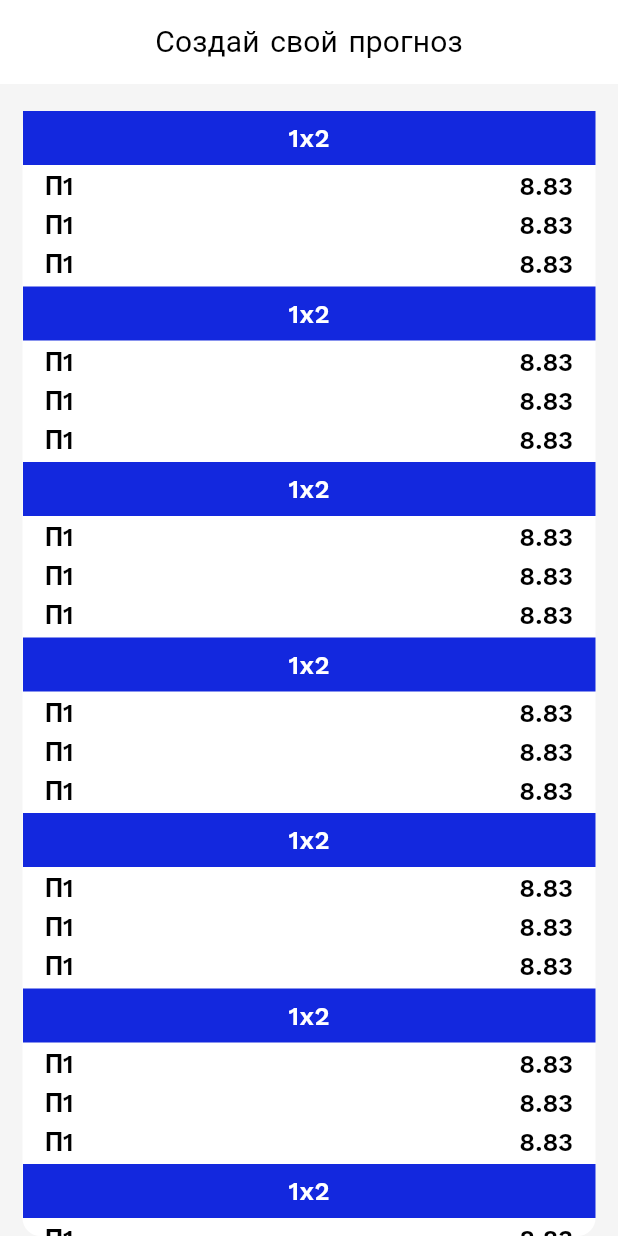
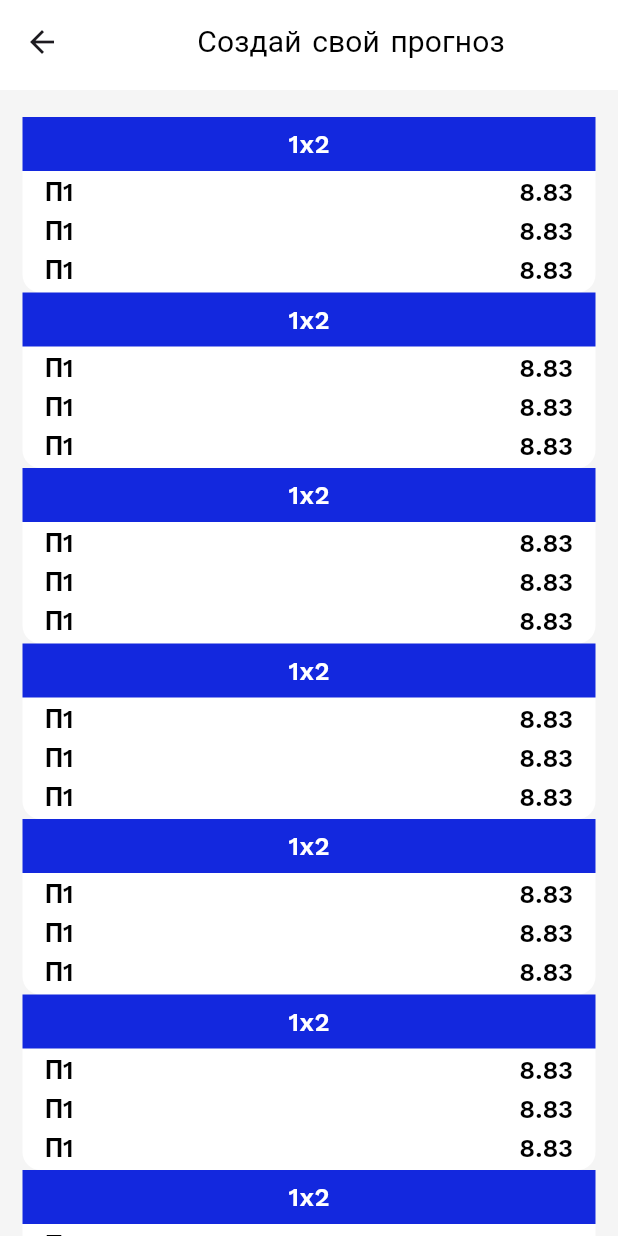
Before and after one commit to St1chaKooky/MatchBet, a Flutter app: the MyBetScreen screen opened directly, on a phone screen of 412 x 824 dp. Run offline on Flutter 3.47's test engine with Material 2 defaults, Android fonts, the phone set to English and light mode, and no system bars; our stand-ins replace auto_route, flutter_svg, google_fonts.

Commit message:
rout 90%

```diff
--- a/lib/main.dart
+++ b/lib/main.dart
@@ -1,25 +1,27 @@
 import 'package:flutter/material.dart';
-import 'package:match_bet/screens/add_prognoz_page/my_bet_prgnoz.dart';
+import 'package:match_bet/router/router.dart';
+
 import 'package:match_bet/utils/theme.dart';
-import 'screens/add_prognoz_page/list_match_screen.dart';
-import 'screens/add_prognoz_page/my_publication_prognoz.dart';
-import 'screens/main_page/main_screen.dart';
-import 'screens/main_page/match_screen.dart';
-import 'screens/main_page/prognoz_match_screen.dart';
 
 void main() {
   runApp(const MyApp());
 }
 
-class MyApp extends StatelessWidget {
+class MyApp extends StatefulWidget {
   const MyApp({super.key});
 
   @override
+  State<MyApp> createState() => _MyAppState();
+}
+
+class _MyAppState extends State<MyApp> {
+  final _router = AppRouter();
+  @override
   Widget build(BuildContext context) {
-    return MaterialApp(
+    return MaterialApp.router(
       debugShowCheckedModeBanner: false,
       theme: buildThemeData(context),
-      home: MyBetScreen(),
+      routerConfig: _router.config(),
     );
   }
 }
--- a/lib/router/router.dart
+++ b/lib/router/router.dart
@@ -0,0 +1,30 @@
+import 'package:auto_route/auto_route.dart';
+import 'package:match_bet/screens/main_page/prognoz_match_screen.dart';
+
+import '../screens/account_page/accaount_screen.dart';
+import '../screens/add_prognoz_page/list_match_screen.dart';
+import '../screens/main_page/main_screen.dart';
+import 'nav_bar/navigation_bar.dart';
+
+part 'router.gr.dart';
+
+@AutoRouterConfig()
+class AppRouter extends _$AppRouter {
+  @override
+  List<AutoRoute> get routes => [
+        AutoRoute(page: NavigationBarRoute.page, path: '/', children: [
+          AutoRoute(
+            page: MainRoute.page,
+            path: 'main',
+          ),
+          AutoRoute(
+            page: ListMatchRoute.page,
+            path: 'listPrognoz',
+          ),
+          AutoRoute(
+            page: AccountRoute.page,
+            path: 'account',
+          ),
+        ])
+      ];
+}
--- a/lib/screens/add_prognoz_page/list_match_screen.dart
+++ b/lib/screens/add_prognoz_page/list_match_screen.dart
@@ -1,8 +1,10 @@
+import 'package:auto_route/auto_route.dart';
 import 'package:flutter/material.dart';
 
 import '../../utils/colors.dart';
 import '../../widgets/list_title.dart';
 
+@RoutePage()
 class ListMatchScreen extends StatefulWidget {
   const ListMatchScreen({super.key});
 
--- a/lib/screens/add_prognoz_page/my_bet_prgnoz.dart
+++ b/lib/screens/add_prognoz_page/my_bet_prgnoz.dart
@@ -16,18 +16,30 @@
   Widget build(BuildContext context) {
     final theme = Theme.of(context).textTheme;
     return Scaffold(
-      appBar: AppBar(
+        body: CustomScrollView(slivers: [
+      SliverAppBar(
+        expandedHeight: 60,
+        floating: false,
         backgroundColor: whiteColor,
+
         title: Center(
-            child: Text(
-          'Создай свой прогноз',
-          style: theme.titleSmall,
-        )),
+          child: Text(
+            'Создай свой прогноз',
+            style: theme.titleSmall,
+          ),
+        ),
+        // другие настройки flexibleSpace
+
+        elevation: 0,
       ),
-      body: Padding(
+      SliverPadding(
         padding: const EdgeInsets.symmetric(horizontal: 15).copyWith(top: 18),
-        child: BetWidget(theme: theme),
+        sliver: SliverList.builder(
+            itemCount: 20,
+            itemBuilder: (context, i) => BetWidget(
+                  theme: theme,
+                )),
       ),
-    );
+    ]));
   }
 }
--- a/lib/screens/main_page/main_screen.dart
+++ b/lib/screens/main_page/main_screen.dart
@@ -1,3 +1,4 @@
+import 'package:auto_route/auto_route.dart';
 import 'package:flutter/material.dart';
 
 import '../../utils/colors.dart';
@@ -5,6 +6,7 @@
 import '../../widgets/list_prognoz.dart';
 import '../../widgets/list_title.dart';
 
+@RoutePage()
 class MainScreen extends StatefulWidget {
   const MainScreen({super.key});
 
--- a/lib/widgets/bet_widget.dart
+++ b/lib/widgets/bet_widget.dart
@@ -1,7 +1,6 @@
 import 'package:flutter/material.dart';
 
 import '../utils/colors.dart';
-import 'button_litle.dart';
 
 class BetWidget extends StatelessWidget {
   const BetWidget({
@@ -17,10 +16,7 @@
       width: double.infinity,
       decoration: BoxDecoration(
           borderRadius: BorderRadius.circular(12), color: whiteColor),
-      child: ListView.builder(
-        itemCount: 10,
-        itemBuilder: (context, index) => BetBlocInfo(),
-      ),
+      child: BetBlocInfo(),
     );
   }
 }
@@ -53,7 +49,11 @@
               SizedBox(
                 height: 3,
               ),
-              Row(
+              InkWell(
+                onTap: () {
+                  print('laala');
+                },
+                child: Row(
                   mainAxisAlignment: MainAxisAlignment.spaceBetween,
                   children: [
                     Text(
@@ -66,10 +66,15 @@
                     ),
                   ],
                 ),
+              ),
               SizedBox(
                 height: 3,
               ),
-              Row(
+              InkWell(
+                onTap: () {
+                  print('laala');
+                },
+                child: Row(
                   mainAxisAlignment: MainAxisAlignment.spaceBetween,
                   children: [
                     Text(
@@ -82,10 +87,15 @@
                     ),
                   ],
                 ),
+              ),
               SizedBox(
                 height: 3,
               ),
-              Row(
+              InkWell(
+                onTap: () {
+                  print('laala');
+                },
+                child: Row(
                   mainAxisAlignment: MainAxisAlignment.spaceBetween,
                   children: [
                     Text(
@@ -98,6 +108,7 @@
                     ),
                   ],
                 ),
+              ),
               SizedBox(
                 height: 3,
               ),
--- a/pubspec.yaml
+++ b/pubspec.yaml
@@ -14,11 +14,17 @@
   cupertino_icons: ^1.0.2
   flutter_svg: ^2.0.7
   google_fonts: ^5.1.0
+  auto_route: ^7.8.0
+  # json_annotation: ^4.8.1
+  http: ^1.1.0
 
 dev_dependencies:
   flutter_test:
     sdk: flutter
   flutter_lints: ^2.0.0
+  # json_serializable: ^6.7.1
+  build_runner: ^2.4.6
+  auto_route_generator: ^7.3.1
 
 flutter:
   uses-material-design: true
```
Also changed, not shown: lib/router/nav_bar/navigation_bar.dart (added, +51 -0 lines), lib/screens/account_page/accaount_screen.dart (added, +19 -0 lines), lib/server/api/api_meneger.dart (added, +26 -0 lines), lib/server/leagues/leagues_model.dart (added, +69 -0 lines), lib/widgets/list_prognoz.dart (+9 -5 lines), lib/router/router.gr.dart (added), pubspec.lock, 1 other file. Lines whose indentation alone changed are shown as unchanged.
